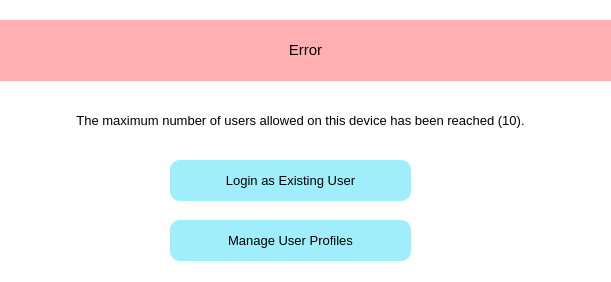
This is gui/ui_files/UF_Error_MaxUsers.ui in ZachThornee/3K04PaceMaker as Qt 5 draws it before an edit. The edited form follows.
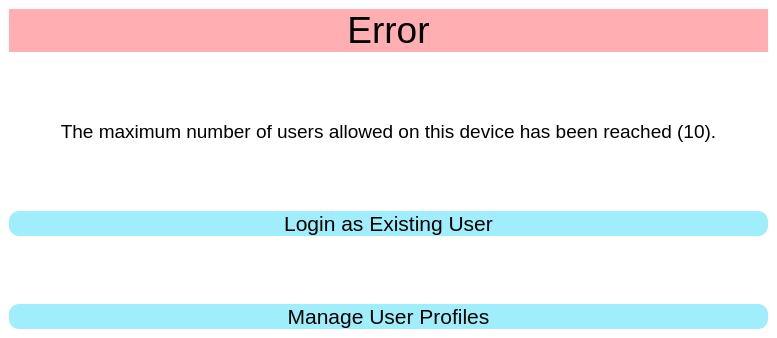
This is the edited form.

What changed in the file:
```diff
--- a/gui/ui_files/UF_Error_MaxUsers.ui
+++ b/gui/ui_files/UF_Error_MaxUsers.ui
@@ -6,8 +6,8 @@
    <rect>
     <x>0</x>
     <y>0</y>
-    <width>611</width>
-    <height>282</height>
+    <width>777</width>
+    <height>338</height>
    </rect>
   </property>
   <property name="windowTitle">
@@ -17,42 +17,13 @@
    <string notr="true">BACKGROUND-COLOR: rgb(255,255,255);</string>
   </property>
   <widget class="QWidget" name="UF_Error_MaxUsers">
-   <widget class="QPushButton" name="PB_ManageUsers">
-    <property name="geometry">
-     <rect>
-      <x>170</x>
-      <y>220</y>
-      <width>241</width>
-      <height>41</height>
-     </rect>
-    </property>
-    <property name="font">
-     <font>
-      <pointsize>10</pointsize>
-     </font>
-    </property>
-    <property name="toolTip">
-     <string>&lt;html&gt;&lt;head/&gt;&lt;body&gt;&lt;p&gt;Confirm username and password to log in&lt;/p&gt;&lt;/body&gt;&lt;/html&gt;</string>
-    </property>
-    <property name="styleSheet">
-     <string notr="true">BACKGROUND-COLOR: rgb(160, 238, 252);
-BORDER-COLOR: rgb(160, 238. 252);
-BORDER-RADIUS: 10px;
-BORDER-STYLE: outset;
-</string>
-    </property>
-    <property name="text">
-     <string>Manage User Profiles</string>
-    </property>
-   </widget>
+   <layout class="QVBoxLayout" name="verticalLayout">
+    <item>
    <widget class="QLabel" name="LAB_Title">
-    <property name="geometry">
-     <rect>
-      <x>0</x>
-      <y>20</y>
-      <width>611</width>
-      <height>61</height>
-     </rect>
+      <property name="font">
+       <font>
+        <pointsize>28</pointsize>
+       </font>
     </property>
     <property name="styleSheet">
      <string notr="true">BACKGROUND-COLOR: rgb(255, 175, 177);
@@ -61,21 +32,48 @@
 </string>
     </property>
     <property name="text">
-     <string>&lt;html&gt;&lt;head/&gt;&lt;body&gt;&lt;p align=&quot;center&quot;&gt;&lt;span style=&quot; font-size:11pt;&quot;&gt;Error&lt;/span&gt;&lt;/p&gt;&lt;/body&gt;&lt;/html&gt;</string>
-    </property>
-   </widget>
+       <string>&lt;html&gt;&lt;head/&gt;&lt;body&gt;&lt;p align=&quot;center&quot;&gt;&lt;span style=&quot; font-size:28pt;&quot;&gt;Error&lt;/span&gt;&lt;/p&gt;&lt;/body&gt;&lt;/html&gt;</string>
+      </property>
+     </widget>
+    </item>
+    <item>
+     <spacer name="verticalSpacer">
+      <property name="orientation">
+       <enum>Qt::Vertical</enum>
+      </property>
+      <property name="sizeHint" stdset="0">
+       <size>
+        <width>20</width>
+        <height>40</height>
+       </size>
+      </property>
+     </spacer>
+    </item>
+    <item>
+     <widget class="QLabel" name="LAB_ErrorMessage">
+      <property name="text">
+       <string>&lt;html&gt;&lt;head/&gt;&lt;body&gt;&lt;p align=&quot;center&quot;&gt;&lt;span style=&quot; font-size:14pt;&quot;&gt;The maximum number of users allowed on this device has been reached (10).&lt;/span&gt;&lt;/p&gt;&lt;/body&gt;&lt;/html&gt;</string>
+      </property>
+     </widget>
+    </item>
+    <item>
+     <spacer name="verticalSpacer_3">
+      <property name="orientation">
+       <enum>Qt::Vertical</enum>
+      </property>
+      <property name="sizeHint" stdset="0">
+       <size>
+        <width>20</width>
+        <height>40</height>
+       </size>
+      </property>
+     </spacer>
+    </item>
+    <item>
    <widget class="QPushButton" name="PB_Login">
-    <property name="geometry">
-     <rect>
-      <x>170</x>
-      <y>160</y>
-      <width>241</width>
-      <height>41</height>
-     </rect>
-    </property>
     <property name="font">
      <font>
-      <pointsize>10</pointsize>
+        <pointsize>16</pointsize>
      </font>
     </property>
     <property name="toolTip">
@@ -92,19 +90,43 @@
      <string>Login as Existing User</string>
     </property>
    </widget>
-   <widget class="QLabel" name="LAB_ErrorMessage">
-    <property name="geometry">
-     <rect>
-      <x>0</x>
-      <y>100</y>
-      <width>601</width>
-      <height>41</height>
-     </rect>
+    </item>
+    <item>
+     <spacer name="verticalSpacer_2">
+      <property name="orientation">
+       <enum>Qt::Vertical</enum>
+      </property>
+      <property name="sizeHint" stdset="0">
+       <size>
+        <width>20</width>
+        <height>40</height>
+       </size>
+      </property>
+     </spacer>
+    </item>
+    <item>
+     <widget class="QPushButton" name="PB_ManageUsers">
+      <property name="font">
+       <font>
+        <pointsize>16</pointsize>
+       </font>
+      </property>
+      <property name="toolTip">
+       <string>&lt;html&gt;&lt;head/&gt;&lt;body&gt;&lt;p&gt;Confirm username and password to log in&lt;/p&gt;&lt;/body&gt;&lt;/html&gt;</string>
+      </property>
+      <property name="styleSheet">
+       <string notr="true">BACKGROUND-COLOR: rgb(160, 238, 252);
+BORDER-COLOR: rgb(160, 238. 252);
+BORDER-RADIUS: 10px;
+BORDER-STYLE: outset;
+</string>
     </property>
     <property name="text">
-     <string>&lt;html&gt;&lt;head/&gt;&lt;body&gt;&lt;p align=&quot;center&quot;&gt;&lt;span style=&quot; font-size:10pt;&quot;&gt;The maximum number of users allowed on this device has been reached (10).&lt;/span&gt;&lt;/p&gt;&lt;/body&gt;&lt;/html&gt;</string>
-    </property>
-   </widget>
+       <string>Manage User Profiles</string>
+      </property>
+     </widget>
+    </item>
+   </layout>
   </widget>
  </widget>
  <resources/>
```
Lines whose indentation alone changed are shown as unchanged.
